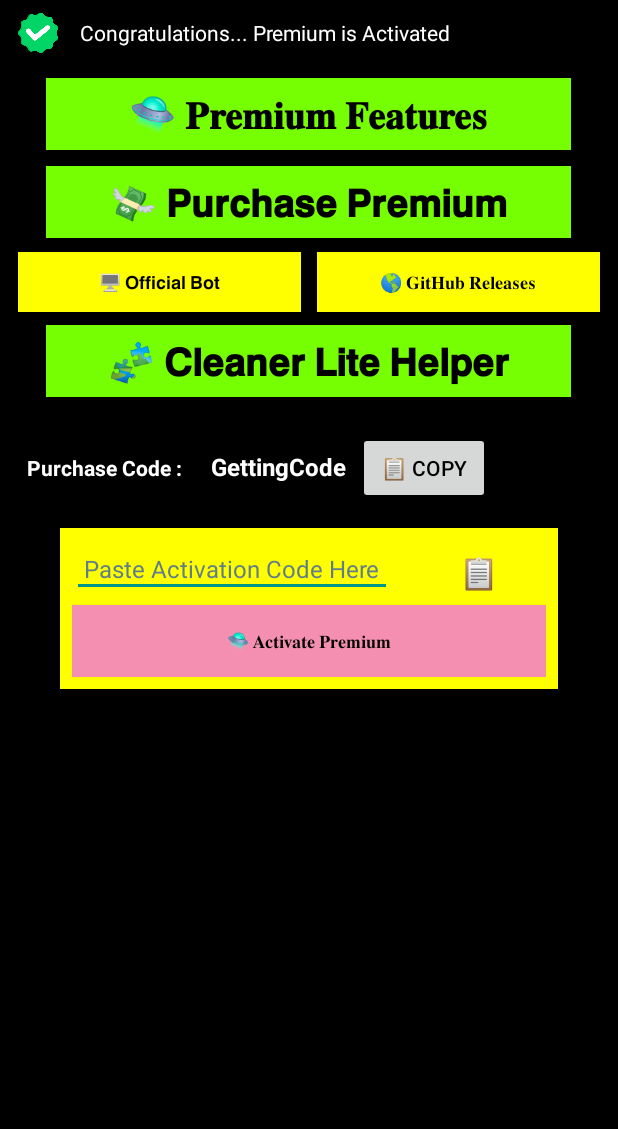
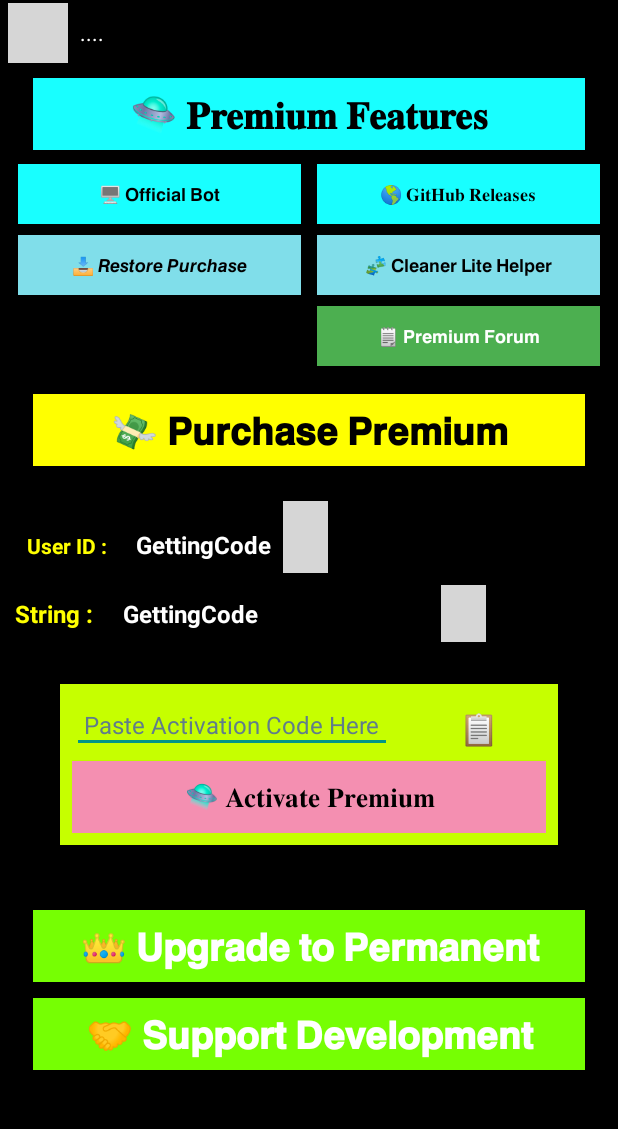
Before and after one commit to araafroyall/Cleaner-Royall, an Android app: the layout premium.xml on its own in the app's theme, with its tools: preview values and no code run, on a phone screen of 412 x 824 dp, the part 84-1213 px from its top. Run offline under Robolectric (Android 15) with nearby library versions, the phone set to English and light mode, and no system bars; grey boxes are pictures that could not be loaded.

Commit message:
Update premium.xml

```diff
--- a/app/src/main/res/layout/premium.xml
+++ b/app/src/main/res/layout/premium.xml
@@ -23,11 +23,11 @@
 				android:layout_height="wrap_content"
 				android:orientation="horizontal">
 				<ImageView
-					android:id="@+id/imageview2"
+					android:id="@+id/vrfyprchs"
 					android:layout_width="40dp"
 					android:layout_height="40dp"
 					android:layout_marginLeft="3dp"
-					android:src="@drawable/verifier_1"
+					android:src="@drawable/verified_1"
 					android:scaleType="fitCenter"
 					android:layout_gravity="center_horizontal|center_vertical" />
 				<HorizontalScrollView
@@ -40,7 +40,7 @@
 						android:layout_height="wrap_content"
 						android:padding="8dp"
 						android:gravity="left"
-						android:text="Congratulations... Premium is Activated"
+						android:text="...."
 						android:textSize="14sp"
 						android:textColor="#FFFFFF"
 						android:layout_gravity="center_vertical" />
@@ -48,7 +48,7 @@
 			</LinearLayout>
 			<Button
 				android:id="@+id/features"
-				android:layout_width="350dp"
+				android:layout_width="match_parent"
 				android:layout_height="wrap_content"
 				android:layout_marginLeft="20dp"
 				android:layout_marginTop="10dp"
@@ -56,24 +56,8 @@
 				android:layout_marginBottom="5dp"
 				android:paddingLeft="20dp"
 				android:paddingRight="20dp"
-				android:background="#76FF03"
+				android:background="#18FFFF"
 				android:text="🛸 𝐏𝐫𝐞𝐦𝐢𝐮𝐦 𝐅𝐞𝐚𝐭𝐮𝐫𝐞𝐬"
-				android:textSize="25sp"
-				android:textStyle="bold"
-				android:textColor="#000000"
-				android:layout_gravity="center_horizontal|center_vertical" />
-			<Button
-				android:id="@+id/purchase"
-				android:layout_width="350dp"
-				android:layout_height="wrap_content"
-				android:layout_marginLeft="20dp"
-				android:layout_marginTop="5dp"
-				android:layout_marginRight="20dp"
-				android:layout_marginBottom="5dp"
-				android:paddingLeft="20dp"
-				android:paddingRight="20dp"
-				android:background="#76FF03"
-				android:text="💸 𝗣𝘂𝗿𝗰𝗵𝗮𝘀𝗲 𝗣𝗿𝗲𝗺𝗶𝘂𝗺"
 				android:textSize="25sp"
 				android:textStyle="bold"
 				android:textColor="#000000"
@@ -94,7 +78,7 @@
 					android:layout_marginRight="5dp"
 					android:layout_marginBottom="1dp"
 					android:padding="8dp"
-					android:background="#FFFF00"
+					android:background="#18FFFF"
 					android:gravity="center_horizontal|center_vertical"
 					android:text="🖥️ 𝗢𝗳𝗳𝗶𝗰𝗶𝗮𝗹 𝗕𝗼𝘁"
 					android:textSize="12sp"
@@ -109,33 +93,109 @@
 					android:layout_marginRight="10dp"
 					android:layout_marginBottom="1dp"
 					android:padding="8dp"
-					android:background="#FFFF00"
+					android:background="#18FFFF"
 					android:gravity="center_horizontal|center_vertical"
 					android:text="🌎 𝐆𝐢𝐭𝐇𝐮𝐛 𝐑𝐞𝐥𝐞𝐚𝐬𝐞𝐬"
 					android:textSize="12sp"
 					android:textColor="#000000"
 					android:layout_weight="1" />
 			</LinearLayout>
+			<LinearLayout
+				android:id="@+id/linear12"
+				android:layout_width="match_parent"
+				android:layout_height="wrap_content"
+				android:layout_marginTop="2dp"
+				android:layout_marginBottom="2dp"
+				android:orientation="horizontal">
+				<TextView
+					android:id="@+id/restorebt"
+					android:layout_width="match_parent"
+					android:layout_height="40dp"
+					android:layout_marginLeft="10dp"
+					android:layout_marginTop="2dp"
+					android:layout_marginRight="5dp"
+					android:layout_marginBottom="1dp"
+					android:padding="8dp"
+					android:background="#80DEEA"
+					android:gravity="center_horizontal|center_vertical"
+					android:text="📥 𝙍𝙚𝙨𝙩𝙤𝙧𝙚 𝙋𝙪𝙧𝙘𝙝𝙖𝙨𝙚"
+					android:textSize="12sp"
+					android:textColor="#000000"
+					android:layout_weight="1" />
+				<TextView
+					android:id="@+id/Helper"
+					android:layout_width="match_parent"
+					android:layout_height="40dp"
+					android:layout_marginLeft="5dp"
+					android:layout_marginTop="2dp"
+					android:layout_marginRight="10dp"
+					android:layout_marginBottom="1dp"
+					android:padding="8dp"
+					android:background="#80DEEA"
+					android:gravity="center_horizontal|center_vertical"
+					android:text="🧩 𝗖𝗹𝗲𝗮𝗻𝗲𝗿 𝗟𝗶𝘁𝗲 𝗛𝗲𝗹𝗽𝗲𝗿"
+					android:textSize="12sp"
+					android:textColor="#000000"
+					android:layout_weight="1" />
+			</LinearLayout>
+			<LinearLayout
+				android:id="@+id/linear13"
+				android:layout_width="match_parent"
+				android:layout_height="wrap_content"
+				android:layout_marginTop="2dp"
+				android:layout_marginBottom="2dp"
+				android:orientation="horizontal">
+				<TextView
+					android:id="@+id/textview2"
+					android:layout_width="match_parent"
+					android:layout_height="40dp"
+					android:layout_marginLeft="10dp"
+					android:layout_marginTop="2dp"
+					android:layout_marginRight="5dp"
+					android:layout_marginBottom="1dp"
+					android:padding="8dp"
+					android:gravity="center_horizontal|center_vertical"
+					android:text="    "
+					android:textSize="12sp"
+					android:textColor="#000000"
+					android:layout_weight="1" />
+				<TextView
+					android:id="@+id/prmfrm"
+					android:layout_width="match_parent"
+					android:layout_height="40dp"
+					android:layout_marginLeft="5dp"
+					android:layout_marginTop="2dp"
+					android:layout_marginRight="10dp"
+					android:layout_marginBottom="1dp"
+					android:padding="8dp"
+					android:background="#4CAF50"
+					android:gravity="center_horizontal|center_vertical"
+					android:text="🗒️ 𝗣𝗿𝗲𝗺𝗶𝘂𝗺 𝗙𝗼𝗿𝘂𝗺"
+					android:textSize="12sp"
+					android:textColor="#FFFFFF"
+					android:layout_weight="1" />
+			</LinearLayout>
 			<Button
-				android:id="@+id/Helper"
-				android:layout_width="350dp"
+				android:id="@+id/purchase"
+				android:layout_width="match_parent"
 				android:layout_height="wrap_content"
 				android:layout_marginLeft="20dp"
-				android:layout_marginTop="5dp"
+				android:layout_marginTop="15dp"
 				android:layout_marginRight="20dp"
 				android:layout_marginBottom="5dp"
 				android:paddingLeft="20dp"
 				android:paddingRight="20dp"
-				android:background="#76FF03"
-				android:text="🧩 𝗖𝗹𝗲𝗮𝗻𝗲𝗿 𝗟𝗶𝘁𝗲 𝗛𝗲𝗹𝗽𝗲𝗿"
+				android:background="#FFFF00"
+				android:text="💸 𝗣𝘂𝗿𝗰𝗵𝗮𝘀𝗲 𝗣𝗿𝗲𝗺𝗶𝘂𝗺"
 				android:textSize="25sp"
 				android:textStyle="bold"
 				android:textColor="#000000"
 				android:layout_gravity="center_horizontal|center_vertical" />
 			<LinearLayout
-				android:id="@+id/linear7"
+				android:id="@+id/PurchaseCode"
 				android:layout_width="match_parent"
 				android:layout_height="wrap_content"
+				android:layout_marginTop="10dp"
 				android:padding="8dp"
 				android:orientation="horizontal">
 				<TextView
@@ -144,10 +204,10 @@
 					android:layout_height="wrap_content"
 					android:layout_marginTop="10dp"
 					android:padding="8dp"
-					android:text="Purchase Code : "
+					android:text="User ID : "
 					android:textSize="14sp"
 					android:textStyle="bold"
-					android:textColor="#FFFFFF" />
+					android:textColor="#FFFF00" />
 				<TextView
 					android:id="@+id/code"
 					android:layout_width="wrap_content"
@@ -158,30 +218,68 @@
 					android:textSize="16sp"
 					android:textStyle="bold"
 					android:textColor="#FFFFFF" />
-				<Button
-					android:id="@+id/copycode"
+				<ImageView
+					android:id="@+id/copy"
+					android:layout_width="30dp"
+					android:layout_height="match_parent"
+					android:src="@drawable/task_1"
+					android:scaleType="fitCenter" />
+			</LinearLayout>
+			<LinearLayout
+				android:id="@+id/StringCode"
+				android:layout_width="match_parent"
+				android:layout_height="wrap_content"
+				android:gravity="center_vertical"
+				android:orientation="horizontal">
+				<TextView
+					android:id="@+id/codetext2"
 					android:layout_width="wrap_content"
 					android:layout_height="wrap_content"
-					android:layout_marginTop="10dp"
 					android:padding="8dp"
-					android:text="📋 Copy"
-					android:textSize="14sp"
-					android:textColor="#000000" />
+					android:gravity="center_horizontal|center_vertical"
+					android:text="String : "
+					android:textSize="16sp"
+					android:textStyle="bold"
+					android:textColor="#FFFF00"
+					android:layout_gravity="center_horizontal|center_vertical" />
+				<HorizontalScrollView
+					android:id="@+id/hscroll3"
+					android:layout_width="220dp"
+					android:layout_height="wrap_content">
+					<TextView
+						android:id="@+id/stringg"
+						android:layout_width="wrap_content"
+						android:layout_height="wrap_content"
+						android:padding="8dp"
+						android:gravity="center_horizontal|center_vertical"
+						android:text="GettingCode"
+						android:textSize="16sp"
+						android:textStyle="bold"
+						android:textColor="#FFFFFF"
+						android:layout_gravity="center_vertical" />
+				</HorizontalScrollView>
+				<ImageView
+					android:id="@+id/copy2"
+					android:layout_width="30dp"
+					android:layout_height="match_parent"
+					android:src="@drawable/task_1"
+					android:scaleType="fitCenter" />
 			</LinearLayout>
 			<LinearLayout
-				android:id="@+id/linear8"
+				android:id="@+id/keyInput_Linear"
 				android:layout_width="match_parent"
 				android:layout_height="wrap_content"
+				android:layout_marginTop="20dp"
 				android:padding="8dp"
 				android:orientation="horizontal">
 				<LinearLayout
-					android:id="@+id/linear9"
+					android:id="@+id/box"
 					android:layout_width="match_parent"
 					android:layout_height="match_parent"
 					android:layout_marginLeft="30dp"
 					android:layout_marginRight="30dp"
 					android:padding="8dp"
-					android:background="#FFFF00"
+					android:background="#C6FF00"
 					android:orientation="vertical">
 					<LinearLayout
 						android:id="@+id/linear10"
@@ -221,7 +319,7 @@
 						android:padding="8dp"
 						android:background="#F48FB1"
 						android:text="🛸 𝐀𝐜𝐭𝐢𝐯𝐚𝐭𝐞 𝐏𝐫𝐞𝐦𝐢𝐮𝐦"
-						android:textSize="12sp"
+						android:textSize="18sp"
 						android:textColor="#000000" />
 				</LinearLayout>
 			</LinearLayout>
@@ -234,6 +332,38 @@
 				android:text="check"
 				android:textSize="10sp"
 				android:textColor="#000000" />
+			<Button
+				android:id="@+id/upgrade"
+				android:layout_width="match_parent"
+				android:layout_height="wrap_content"
+				android:layout_marginLeft="20dp"
+				android:layout_marginTop="5dp"
+				android:layout_marginRight="20dp"
+				android:layout_marginBottom="5dp"
+				android:paddingLeft="20dp"
+				android:paddingRight="20dp"
+				android:background="#76FF03"
+				android:text="👑 𝗨𝗽𝗴𝗿𝗮𝗱𝗲 𝘁𝗼 𝗣𝗲𝗿𝗺𝗮𝗻𝗲𝗻𝘁"
+				android:textSize="25sp"
+				android:textStyle="bold"
+				android:textColor="#FFFFFF"
+				android:layout_gravity="center_horizontal|center_vertical" />
+			<Button
+				android:id="@+id/support"
+				android:layout_width="match_parent"
+				android:layout_height="wrap_content"
+				android:layout_marginLeft="20dp"
+				android:layout_marginTop="5dp"
+				android:layout_marginRight="20dp"
+				android:layout_marginBottom="5dp"
+				android:paddingLeft="20dp"
+				android:paddingRight="20dp"
+				android:background="#76FF03"
+				android:text="🤝 𝗦𝘂𝗽𝗽𝗼𝗿𝘁 𝗗𝗲𝘃𝗲𝗹𝗼𝗽𝗺𝗲𝗻𝘁"
+				android:textSize="25sp"
+				android:textStyle="bold"
+				android:textColor="#FFFFFF"
+				android:layout_gravity="center_horizontal|center_vertical" />
 		</LinearLayout>
 	</ScrollView>
 </LinearLayout>
```
